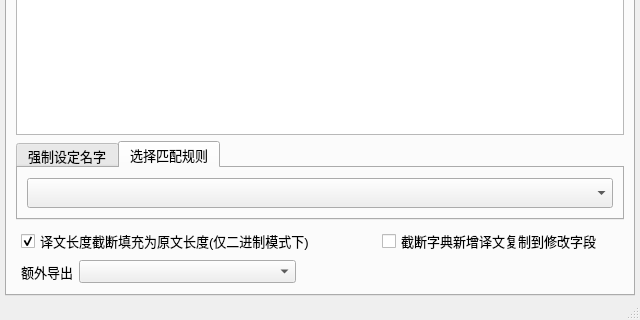
This is ui_mainWindow.ui in satan53x/SExtractor as Qt 5 draws it before an edit; both pictures show x 0 to 640 and y 230 to 550 of the 640 by 550 pixel window. The edited form follows.
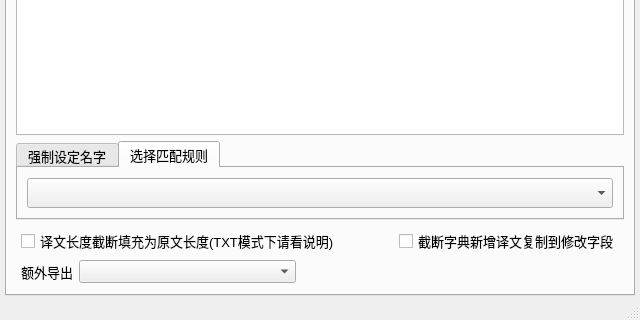
This is the edited form.

Commit message:
TXT现在可以截断了
但是会临时判定原文为jis，译文为gbk，慎用

What changed in the file:
```diff
--- a/ui_mainWindow.ui
+++ b/ui_mainWindow.ui
@@ -306,10 +306,10 @@
                  </font>
                 </property>
                 <property name="text">
-                 <string>译文长度截断填充为原文长度(仅二进制模式下)</string>
+                 <string>译文长度截断填充为原文长度(TXT模式下请看说明)</string>
                 </property>
                 <property name="checked">
-                 <bool>true</bool>
+                 <bool>false</bool>
                 </property>
                 <property name="tristate">
                  <bool>false</bool>
```
Left out of the diff: 3 changed lines with no effect on the pictures. The commit also changes 2 other files.
